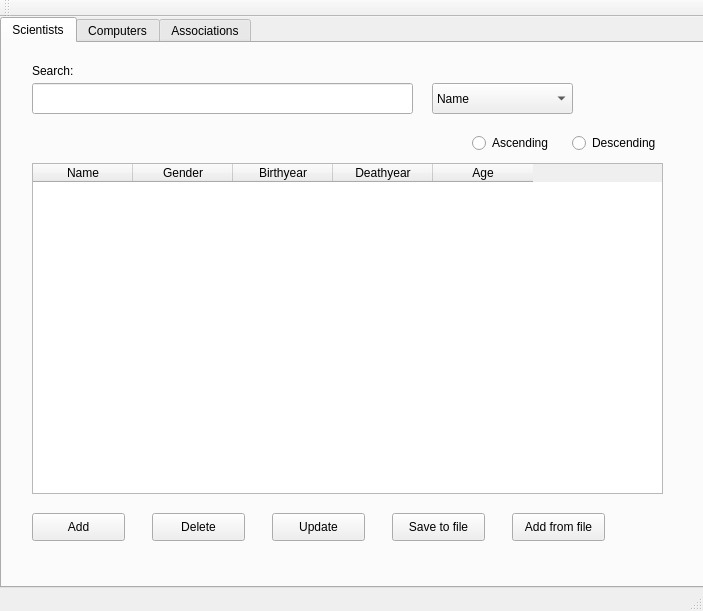
Before: the Qt Designer form mainwindow.ui in marthagb/VLN1-Skil-3, drawn with Qt 5.
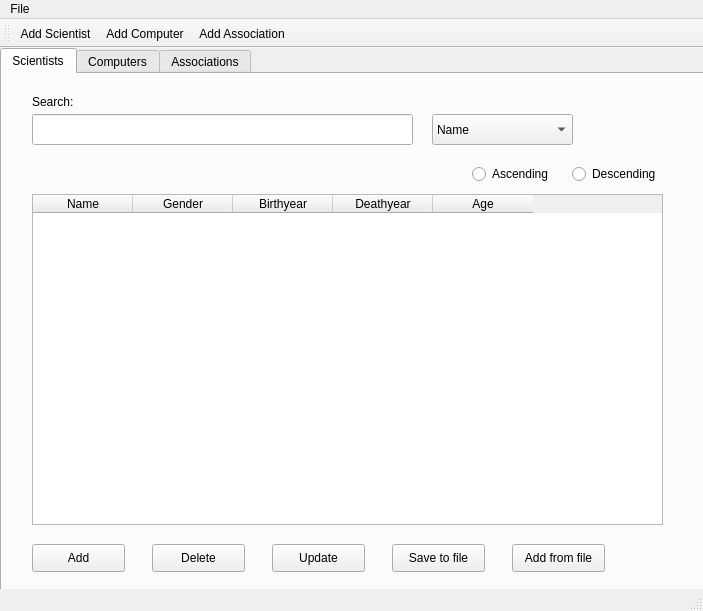
After: the same form once the commit is applied. Icons and pictures are not drawn.

What changed in the file:
```diff
--- a/mainwindow.ui
+++ b/mainwindow.ui
@@ -581,9 +581,18 @@
      <x>0</x>
      <y>0</y>
      <width>703</width>
-     <height>20</height>
+     <height>26</height>
     </rect>
    </property>
+   <widget class="QMenu" name="menuFile">
+    <property name="title">
+     <string>File</string>
+    </property>
+    <addaction name="actionAdd_Scientist"/>
+    <addaction name="actionAdd_Computer"/>
+    <addaction name="actionAdd_Association"/>
+   </widget>
+   <addaction name="menuFile"/>
   </widget>
   <widget class="QToolBar" name="mainToolBar">
    <attribute name="toolBarArea">
@@ -592,8 +601,38 @@
    <attribute name="toolBarBreak">
     <bool>false</bool>
    </attribute>
+   <addaction name="actionAdd_Scientist"/>
+   <addaction name="actionAdd_Computer"/>
+   <addaction name="actionAdd_Association"/>
   </widget>
   <widget class="QStatusBar" name="statusBar"/>
+  <action name="actionAdd_Scientist">
+   <property name="icon">
+    <iconset resource="resources.qrc">
+     <normaloff>:/images/Images/addScientist.jpg</normaloff>:/images/Images/addScientist.jpg</iconset>
+   </property>
+   <property name="text">
+    <string>Add Scientist</string>
+   </property>
+  </action>
+  <action name="actionAdd_Computer">
+   <property name="icon">
+    <iconset resource="resources.qrc">
+     <normaloff>:/images/Images/addComputer.jpg</normaloff>:/images/Images/addComputer.jpg</iconset>
+   </property>
+   <property name="text">
+    <string>Add Computer</string>
+   </property>
+  </action>
+  <action name="actionAdd_Association">
+   <property name="icon">
+    <iconset resource="resources.qrc">
+     <normaloff>:/images/Images/addAssociation.png</normaloff>:/images/Images/addAssociation.png</iconset>
+   </property>
+   <property name="text">
+    <string>Add Association</string>
+   </property>
+  </action>
  </widget>
  <layoutdefault spacing="6" margin="11"/>
  <tabstops>
```
Left out of the diff: 4 changed lines with no effect on the pictures.
